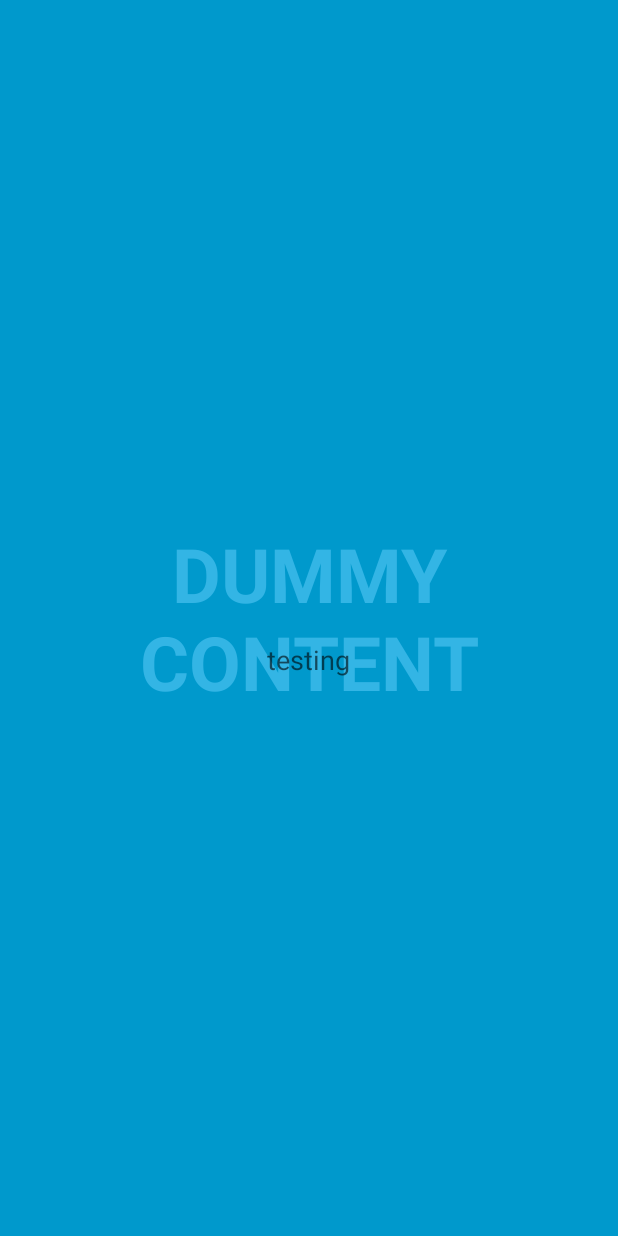
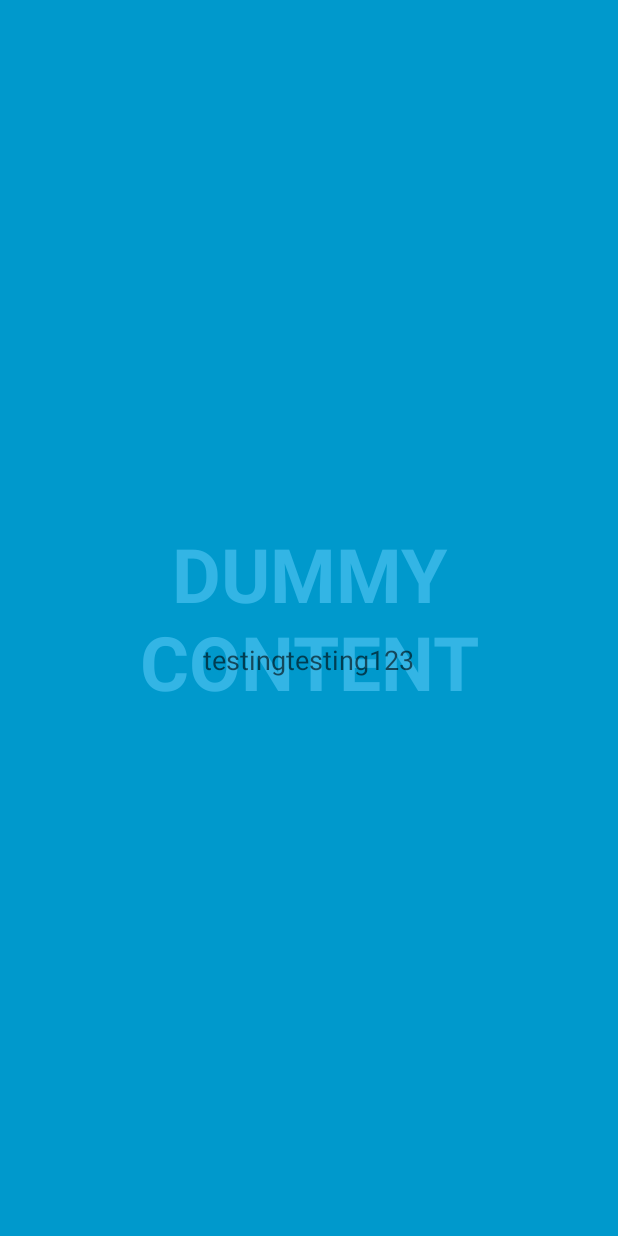
Before and after one commit to pvtsarge/test-repo-2, an Android app: the screen it shows after launch (FullscreenActivity), on a phone screen of 412 x 824 dp. Run offline under Robolectric (Android 15) with nearby library versions, the phone set to English and light mode, and no system bars.

Commit message:
commit test on 2

```diff
--- a/app/src/main/res/layout/activity_fullscreen.xml
+++ b/app/src/main/res/layout/activity_fullscreen.xml
@@ -51,7 +51,7 @@
             android:layout_width="wrap_content"
             android:layout_height="wrap_content"
             android:textAppearance="?android:attr/textAppearanceMedium"
-            android:text="testing"
+            android:text="testingtesting123"
             android:id="@+id/textView"
             android:layout_gravity="center" />
     </FrameLayout>
```
